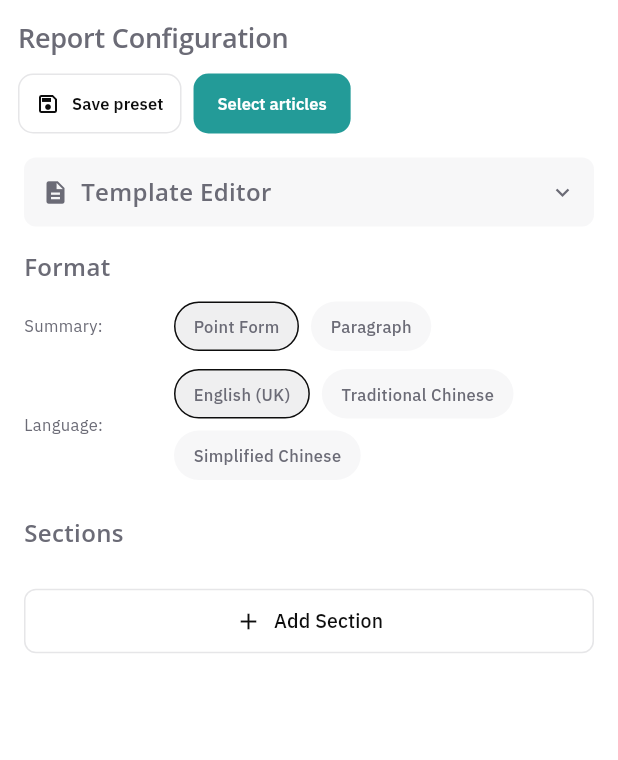
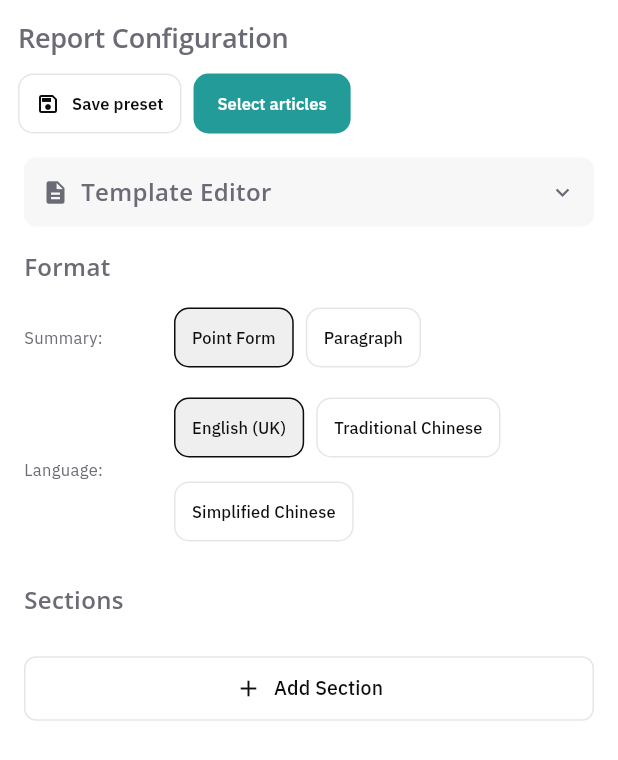
Before and after one commit to Shun-Github1/newsletter-portal, a Flutter app: the ReportCustomizationView widget shown alone on an empty page, opened directly, on a phone screen of 412 x 824 dp. Shown: the top 760 px of the screen. Run offline on Flutter 3.47's test engine with Material 3 defaults, Android fonts, the phone set to English and light mode, and no system bars; our stand-ins replace cookie_jar, dio, dio_cookie_manager, flutter_riverpod, go_router, google_fonts and 2 more; missing offline and left inert: window_manager; accounts and stored records are empty; network calls fail.

Commit message:
Fix low-contrast controls and align format chips with Save preset.
Empty strength cells and the tag picker blended into surfaceVariant section cards; format options now use outlined buttons with matching radius and hover.

Co-authored-by: Cursor <cursoragent@cursor.com>

```diff
--- a/app/lib/presentation/pages/report/customization/report_customization_view.dart
+++ b/app/lib/presentation/pages/report/customization/report_customization_view.dart
@@ -324,22 +324,16 @@ class _ReportCustomizationViewState extends ConsumerState<ReportCustomizationVie
     required VoidCallback onTap,
   }) {
     final colors = AppColors.of(context);
-    return MouseRegion(
-      cursor: SystemMouseCursors.click,
-      child: GestureDetector(
-        onTap: onTap,
-        child: Container(
-          padding: const EdgeInsets.symmetric(horizontal: 12, vertical: 8),
-          decoration: BoxDecoration(
-            color: selected ? colors.surfaceHover : colors.surfaceVariant,
-            borderRadius: BorderRadius.circular(AppRadius.full),
-            border: Border.all(
-              color: selected ? colors.textPrimary : Colors.transparent,
-            ),
-          ),
-          child: Text(label, style: AppTypography.labelMedium),
-        ),
+    return OutlinedButton(
+      onPressed: onTap,
+      style: OutlinedButton.styleFrom(
+        backgroundColor: selected ? colors.surfaceHover : colors.surface,
+        foregroundColor: colors.textPrimary,
+        side: BorderSide(color: selected ? colors.textPrimary : colors.border),
+        padding: const EdgeInsets.symmetric(horizontal: 12, vertical: 8),
+        shape: RoundedRectangleBorder(borderRadius: BorderRadius.circular(AppRadius.md)),
       ),
+      child: Text(label, style: AppTypography.labelMedium),
     );
   }
 
```
Also changed, not shown: app/lib/presentation/widgets/strength_box.dart (+7 -1 lines), app/lib/presentation/widgets/tag_picker.dart (+6 -4 lines).
